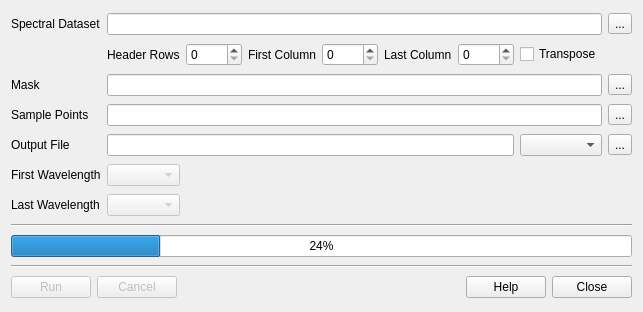
Old version of the form src/ui/contrem.ui in the repository rskelly/geotools.
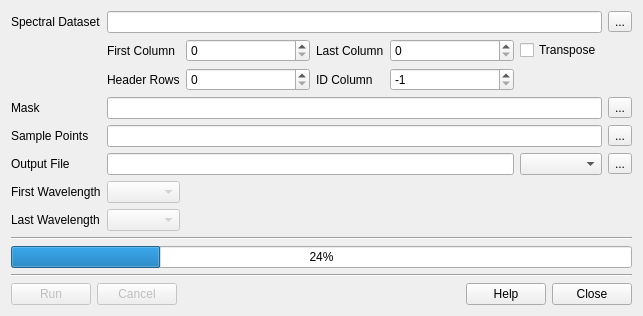
New version of the form.

```diff
--- a/src/ui/contrem.ui
+++ b/src/ui/contrem.ui
@@ -148,23 +148,6 @@
    <item row="3" column="2" colspan="7">
     <widget class="QLineEdit" name="txtROIFile"/>
    </item>
-   <item row="1" column="7">
-    <widget class="QSpinBox" name="spnWLLastCol">
-     <property name="maximum">
-      <number>9999</number>
-     </property>
-    </widget>
-   </item>
-   <item row="1" column="2">
-    <widget class="QLabel" name="label_6">
-     <property name="text">
-      <string>Header Rows</string>
-     </property>
-    </widget>
-   </item>
-   <item row="1" column="5">
-    <widget class="QSpinBox" name="spnWLFirstCol"/>
-   </item>
    <item row="5" column="2" colspan="6">
     <widget class="QLineEdit" name="txtOutputFile"/>
    </item>
@@ -185,13 +168,6 @@
      </property>
     </widget>
    </item>
-   <item row="1" column="4">
-    <widget class="QLabel" name="label_4">
-     <property name="text">
-      <string>First Column</string>
-     </property>
-    </widget>
-   </item>
    <item row="7" column="2">
     <widget class="QComboBox" name="cboMaxWL">
      <property name="enabled">
@@ -199,16 +175,6 @@
      </property>
     </widget>
    </item>
-   <item row="1" column="6">
-    <widget class="QLabel" name="label_5">
-     <property name="text">
-      <string>Last Column</string>
-     </property>
-    </widget>
-   </item>
-   <item row="1" column="3">
-    <widget class="QSpinBox" name="spnWLHeaderRows"/>
-   </item>
    <item row="1" column="8">
     <widget class="QCheckBox" name="chkWLTranspose">
      <property name="text">
@@ -233,6 +199,60 @@
      </property>
     </widget>
    </item>
+   <item row="2" column="2">
+    <widget class="QLabel" name="label_6">
+     <property name="text">
+      <string>Header Rows</string>
+     </property>
+    </widget>
+   </item>
+   <item row="1" column="2">
+    <widget class="QLabel" name="label_4">
+     <property name="text">
+      <string>First Column</string>
+     </property>
+    </widget>
+   </item>
+   <item row="1" column="3" colspan="2">
+    <widget class="QSpinBox" name="spnWLFirstCol"/>
+   </item>
+   <item row="2" column="3" colspan="2">
+    <widget class="QSpinBox" name="spnWLHeaderRows"/>
+   </item>
+   <item row="1" column="5">
+    <widget class="QLabel" name="label_5">
+     <property name="text">
+      <string>Last Column</string>
+     </property>
+    </widget>
+   </item>
+   <item row="2" column="5">
+    <widget class="QLabel" name="label_7">
+     <property name="text">
+      <string>ID Column</string>
+     </property>
+    </widget>
+   </item>
+   <item row="1" column="6" colspan="2">
+    <widget class="QSpinBox" name="spnWLLastCol">
+     <property name="maximum">
+      <number>9999</number>
+     </property>
+    </widget>
+   </item>
+   <item row="2" column="6" colspan="2">
+    <widget class="QSpinBox" name="spnWLIDCol">
+     <property name="enabled">
+      <bool>true</bool>
+     </property>
+     <property name="minimum">
+      <number>-1</number>
+     </property>
+     <property name="value">
+      <number>-1</number>
+     </property>
+    </widget>
+   </item>
   </layout>
  </widget>
  <resources/>
```
